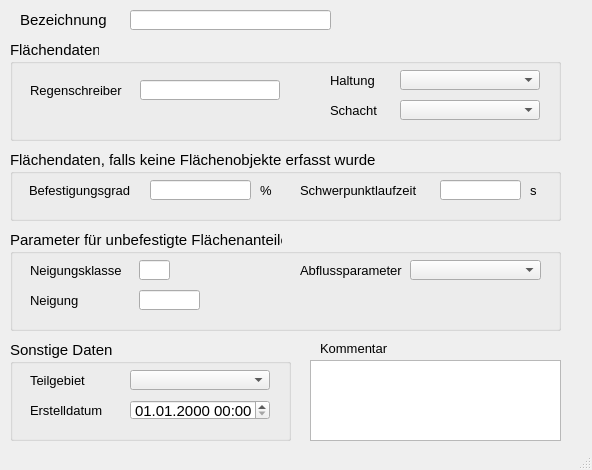
Old version of the form qkan/forms/qkan_tezg.ui in the repository hoettges/QKan.
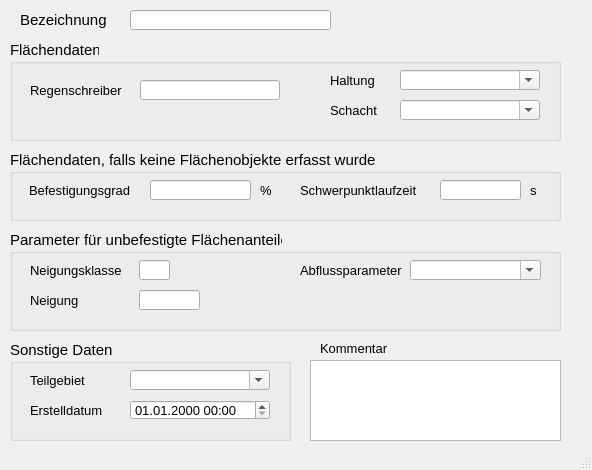
New version of the form. Custom widgets are drawn as their Qt base class.

What changed in the file:
```diff
--- a/qkan/forms/qkan_tezg.ui
+++ b/qkan/forms/qkan_tezg.ui
@@ -187,6 +187,9 @@
      <property name="statusTip">
       <string>Abflussparameter gem. HYSTEM-EXTRAN</string>
      </property>
+     <property name="editable">
+      <bool>true</bool>
+     </property>
     </widget>
     <widget class="QLabel" name="label_21">
      <property name="geometry">
@@ -485,6 +488,12 @@
        <height>20</height>
       </rect>
      </property>
+     <property name="font">
+      <font>
+       <family>Tahoma</family>
+       <pointsize>10</pointsize>
+      </font>
+     </property>
      <property name="currentSection">
       <enum>QDateTimeEdit::DaySection</enum>
      </property>
@@ -507,6 +516,9 @@
      <property name="statusTip">
       <string>zur Zuordnung auf ein selbstständig festgelegtes Teilgebiet</string>
      </property>
+     <property name="editable">
+      <bool>true</bool>
+     </property>
     </widget>
    </widget>
    <widget class="QGroupBox" name="groupBox_4">
@@ -605,6 +617,9 @@
      <property name="statusTip">
       <string>Name der Haltung, der die Fläche zugeordnet ist</string>
      </property>
+     <property name="editable">
+      <bool>true</bool>
+     </property>
     </widget>
     <widget class="QComboBox" name="schnam">
      <property name="geometry">
@@ -627,6 +642,9 @@
      <property name="statusTip">
       <string>angeschlossener Schacht</string>
      </property>
+     <property name="editable">
+      <bool>true</bool>
+     </property>
     </widget>
     <widget class="QLineEdit" name="regenschreiber">
      <property name="geometry">
```
